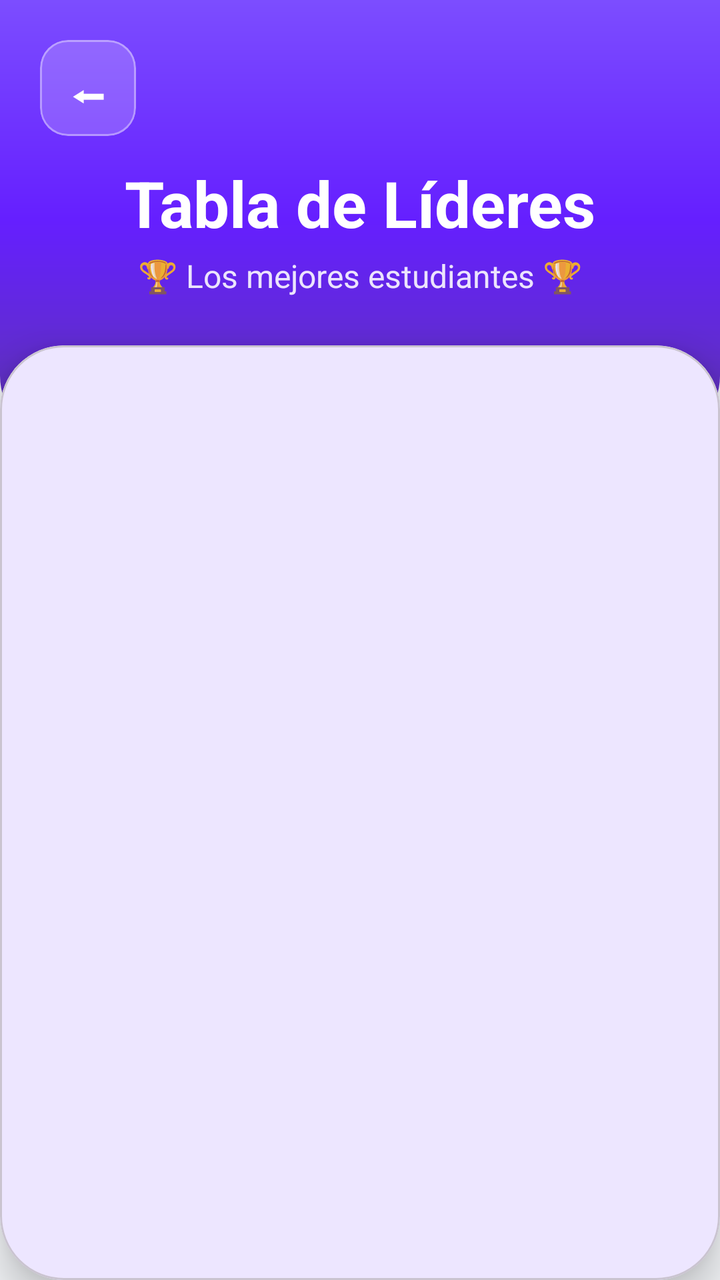
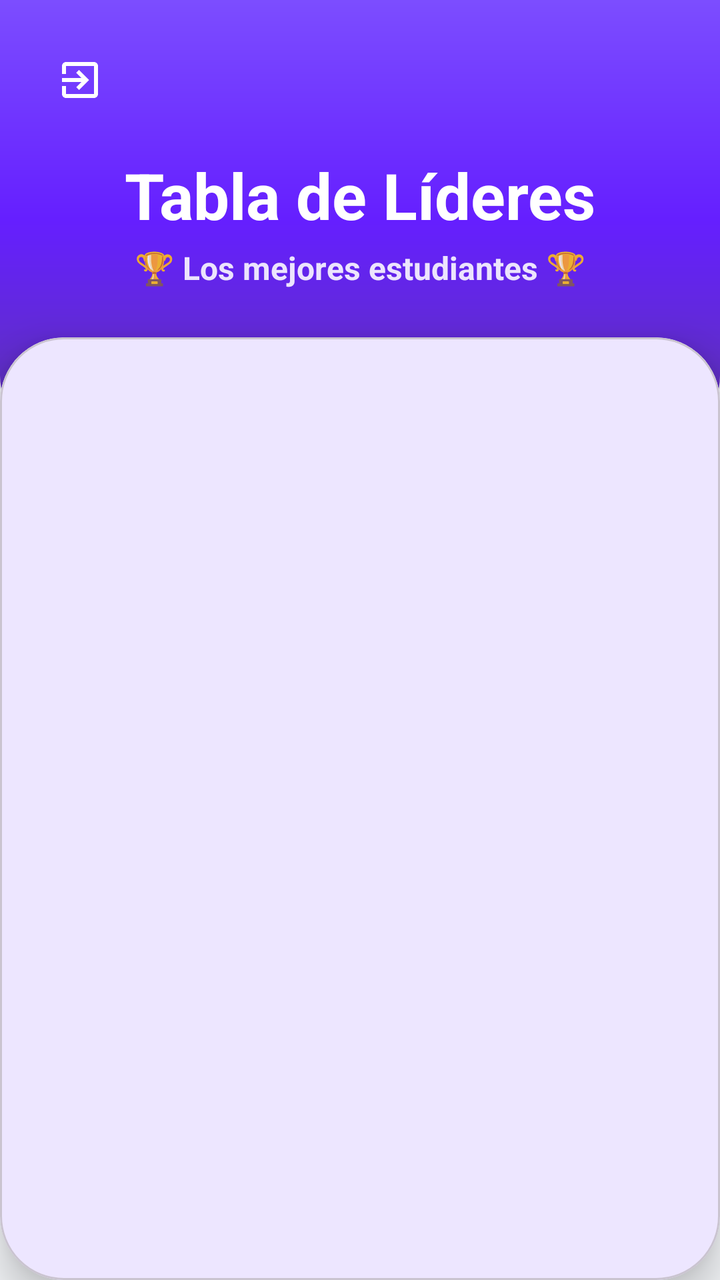

An Android layout rendered at two revisions. The XML below is the earlier revision; the diff shows what the commit changed to produce the second picture.
<!-- AndroidManifest.xml: activity theme Theme.ReglamentoUpp -->
<!-- res/layout/activity_ranking.xml -->
<?xml version="1.0" encoding="utf-8"?>
<androidx.constraintlayout.widget.ConstraintLayout
    xmlns:android="http://schemas.android.com/apk/res/android"
    xmlns:app="http://schemas.android.com/apk/res-auto"
    android:layout_width="match_parent"
    android:layout_height="match_parent"
    android:background="#F5F7FA"> <View
    android:id="@+id/headerBg"
    android:layout_width="match_parent"
    android:layout_height="220dp"
    android:background="@drawable/modern_header_gradient"
    app:layout_constraintTop_toTopOf="parent" />

    <com.google.android.material.card.MaterialCardView
        android:id="@+id/btnVolver"
        android:layout_width="48dp"
        android:layout_height="48dp"
        android:layout_marginStart="20dp"
        android:layout_marginTop="20dp"
        android:clickable="true"
        android:focusable="true"
        android:foreground="?attr/selectableItemBackground"
        app:cardBackgroundColor="#30FFFFFF"
        app:cardCornerRadius="14dp"
        app:cardElevation="0dp"
        app:layout_constraintStart_toStartOf="parent"
        app:layout_constraintTop_toTopOf="parent"
        app:strokeColor="#60FFFFFF"
        app:strokeWidth="1dp">

        <TextView
            android:layout_width="match_parent"
            android:layout_height="match_parent"
            android:gravity="center"
            android:text="⬅"
            android:textColor="@color/white"
            android:textSize="22sp"
            android:textStyle="bold" />
    </com.google.android.material.card.MaterialCardView>

    <TextView
        android:id="@+id/tvRankingTitle"
        android:layout_width="wrap_content"
        android:layout_height="wrap_content"
        android:layout_marginTop="12dp"
        android:text="Tabla de Líderes"
        android:textColor="@color/white"
        android:textSize="32sp"
        android:textStyle="bold"
        app:layout_constraintEnd_toEndOf="parent"
        app:layout_constraintStart_toStartOf="parent"
        app:layout_constraintTop_toBottomOf="@id/btnVolver" />

    <TextView
        android:id="@+id/tvRankingSubtitle"
        android:layout_width="wrap_content"
        android:layout_height="wrap_content"
        android:layout_marginTop="4dp"
        android:text="🏆 Los mejores estudiantes 🏆"
        android:textColor="#E0FFFFFF"
        android:textSize="16sp"
        app:layout_constraintEnd_toEndOf="parent"
        app:layout_constraintStart_toStartOf="parent"
        app:layout_constraintTop_toBottomOf="@id/tvRankingTitle" />

    <com.google.android.material.card.MaterialCardView
        android:layout_width="match_parent"
        android:layout_height="0dp"
        android:layout_marginTop="24dp"
        app:cardBackgroundColor="@color/white"
        app:cardCornerRadius="32dp"
        app:cardElevation="12dp"
        app:layout_constraintBottom_toBottomOf="parent"
        app:layout_constraintTop_toBottomOf="@id/tvRankingSubtitle">

        <androidx.constraintlayout.widget.ConstraintLayout
            android:layout_width="match_parent"
            android:layout_height="match_parent">

            <ProgressBar
                android:id="@+id/progressBarRanking"
                android:layout_width="wrap_content"
                android:layout_height="wrap_content"
                app:layout_constraintBottom_toBottomOf="parent"
                app:layout_constraintEnd_toEndOf="parent"
                app:layout_constraintStart_toStartOf="parent"
                app:layout_constraintTop_toTopOf="parent" />

            <androidx.recyclerview.widget.RecyclerView
                android:id="@+id/recyclerViewRanking"
                android:layout_width="match_parent"
                android:layout_height="match_parent"
                android:clipToPadding="false"
                android:overScrollMode="never"
                android:paddingTop="20dp"
                android:paddingBottom="20dp" />

        </androidx.constraintlayout.widget.ConstraintLayout>
    </com.google.android.material.card.MaterialCardView>

</androidx.constraintlayout.widget.ConstraintLayout>
<!-- resources referenced by this layout -->
<resources>
  <color name="white">#FFFFFF</color>
  <!-- drawable modern_header_gradient (drawable) -->
  <?xml version="1.0" encoding="utf-8"?>
  <shape xmlns:android="http://schemas.android.com/apk/res/android">
      <gradient
          android:angle="270"
          android:startColor="#7C4DFF"
          android:centerColor="#651FFF"
          android:endColor="#5E35B1"
          android:type="linear" />
      <corners
          android:bottomLeftRadius="32dp"
          android:bottomRightRadius="32dp"/>
  </shape>
  <style name="Theme.ReglamentoUpp" parent="Base.Theme.ReglamentoUpp" />
  <style name="Base.Theme.ReglamentoUpp" parent="Theme.Material3.DayNight.NoActionBar">
          <item name="colorPrimary">@color/upp_primary</item>
          <item name="colorPrimaryVariant">@color/upp_primary_dark</item>
          <item name="colorOnPrimary">@color/text_light</item>
  
          <item name="colorSecondary">@color/upp_secondary</item>
          <item name="colorOnSecondary">@color/text_light</item>
  
          <item name="android:statusBarColor">@color/upp_primary_dark</item>
          <item name="android:windowLightStatusBar">false</item>
          <item name="android:colorBackground">@color/app_bg</item>
          <item name="colorSurface">@color/surface_color</item>
  
          <item name="android:colorEdgeEffect">@android:color/white</item>
      </style>
  <color name="upp_primary">#7C4DFF</color>
  <color name="upp_primary_dark">#651FFF</color>
  <color name="text_light">#FFFFFF</color>
  <color name="upp_secondary">#00E5FF</color>
  <color name="app_bg">#F8F9FE</color>
  <color name="surface_color">#FFFFFF</color>
</resources>

<!-- the commit's change to res/layout/activity_ranking.xml (unified diff, before → after) -->
@@ -4,39 +4,27 @@
     xmlns:app="http://schemas.android.com/apk/res-auto"
     android:layout_width="match_parent"
     android:layout_height="match_parent"
-    android:background="#F5F7FA"> <View
-    android:id="@+id/headerBg"
-    android:layout_width="match_parent"
-    android:layout_height="220dp"
-    android:background="@drawable/modern_header_gradient"
-    app:layout_constraintTop_toTopOf="parent" />
+    android:background="#F5F7FA">
 
-    <com.google.android.material.card.MaterialCardView
+    <View
+        android:id="@+id/headerBg"
+        android:layout_width="match_parent"
+        android:layout_height="220dp"
+        android:background="@drawable/modern_header_gradient"
+        app:layout_constraintTop_toTopOf="parent" />
+
+    <ImageButton
         android:id="@+id/btnVolver"
         android:layout_width="48dp"
         android:layout_height="48dp"
-        android:layout_marginStart="20dp"
-        android:layout_marginTop="20dp"
-        android:clickable="true"
-        android:focusable="true"
-        android:foreground="?attr/selectableItemBackground"
-        app:cardBackgroundColor="#30FFFFFF"
-        app:cardCornerRadius="14dp"
-        app:cardElevation="0dp"
+        android:layout_marginStart="16dp"
+        android:layout_marginTop="16dp"
+        android:background="?attr/selectableItemBackgroundBorderless"
+        android:src="@drawable/ic_logout"
+        app:tint="@color/white"
+        android:contentDescription="Volver"
         app:layout_constraintStart_toStartOf="parent"
-        app:layout_constraintTop_toTopOf="parent"
-        app:strokeColor="#60FFFFFF"
-        app:strokeWidth="1dp">
-
-        <TextView
-            android:layout_width="match_parent"
-            android:layout_height="match_parent"
-            android:gravity="center"
-            android:text="⬅"
-            android:textColor="@color/white"
-            android:textSize="22sp"
-            android:textStyle="bold" />
-    </com.google.android.material.card.MaterialCardView>
+        app:layout_constraintTop_toTopOf="parent" />
 
     <TextView
         android:id="@+id/tvRankingTitle"
@@ -59,6 +47,7 @@
         android:text="🏆 Los mejores estudiantes 🏆"
         android:textColor="#E0FFFFFF"
         android:textSize="16sp"
+        android:textStyle="bold"
         app:layout_constraintEnd_toEndOf="parent"
         app:layout_constraintStart_toStartOf="parent"
         app:layout_constraintTop_toBottomOf="@id/tvRankingTitle" />
<!-- resource entries referenced after the edit -->
@@ -1,6 +1,17 @@
 <!-- resources referenced by this layout -->
 <resources>
   <color name="white">#FFFFFF</color>
+  <!-- drawable ic_logout (drawable) -->
+  <vector xmlns:android="http://schemas.android.com/apk/res/android"
+      android:width="24dp"
+      android:height="24dp"
+      android:viewportWidth="24"
+      android:viewportHeight="24"
+      android:tint="#FFFFFF">
+      <path
+          android:fillColor="@android:color/white"
+          android:pathData="M10.09,15.59L11.5,17l5,-5 -5,-5 -1.41,1.41L12.67,11H3v2h9.67l-2.58,2.59zM19,3H5c-1.11,0 -2,0.9 -2,2v4h2V5h14v14H5v-4H3v4c0,1.1 0.89,2 2,2h14c1.1,0 2,-0.9 2,-2V5c0,-1.1 -0.9,-2 -2,-2z"/>
+  </vector>
   <!-- drawable modern_header_gradient (drawable) -->
   <?xml version="1.0" encoding="utf-8"?>
   <shape xmlns:android="http://schemas.android.com/apk/res/android">
